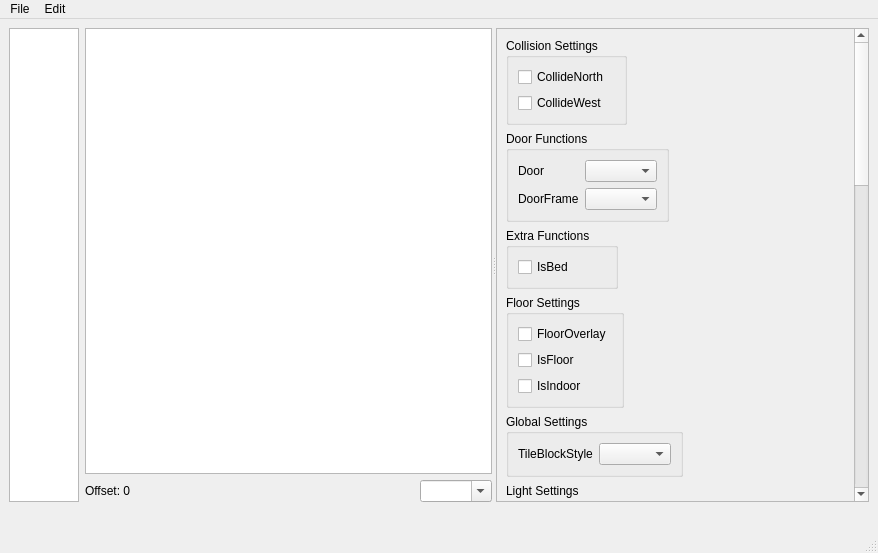
timbaker/tiled, file src/tiled/tiledefdialog.ui: the form before one commit.
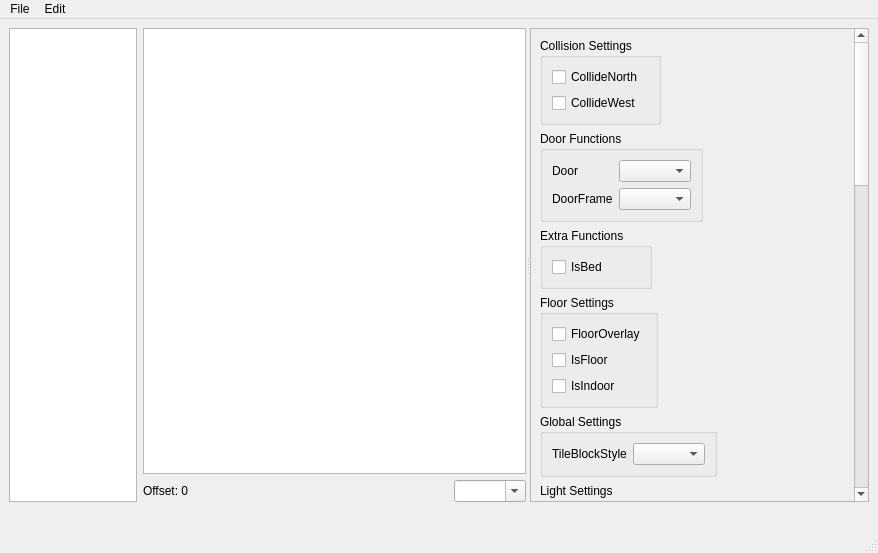
The form after the commit. Icons and pictures are not drawn. Custom widgets are drawn as their Qt base class.

Commit message:
Added saving .tiles files, string property combobox choices, etc.
Added Save in addition to existing Save As.

When closing the window, the user is prompted to save if needed.

Editing string properties is now possible.

String property combobox drop-down lists are populated with all the known
values for a property when a document is first opened.

The edit to the form file:
```diff
--- a/src/tiled/tiledefdialog.ui
+++ b/src/tiled/tiledefdialog.ui
@@ -35,6 +35,12 @@
               <verstretch>0</verstretch>
              </sizepolicy>
             </property>
+            <property name="minimumSize">
+             <size>
+              <width>128</width>
+              <height>0</height>
+             </size>
+            </property>
            </widget>
           </item>
           <item>
```
Left out of the diff: 24 changed lines with no effect on the pictures. The commit also changes 4 other files.
